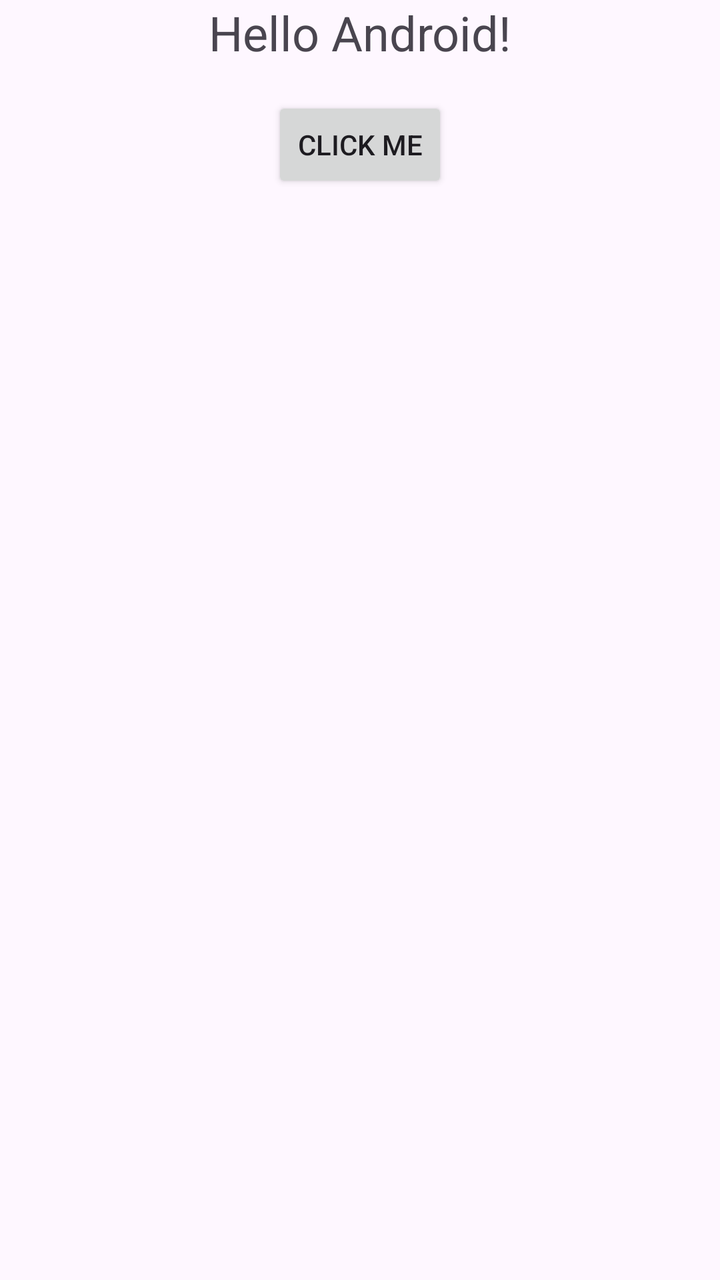
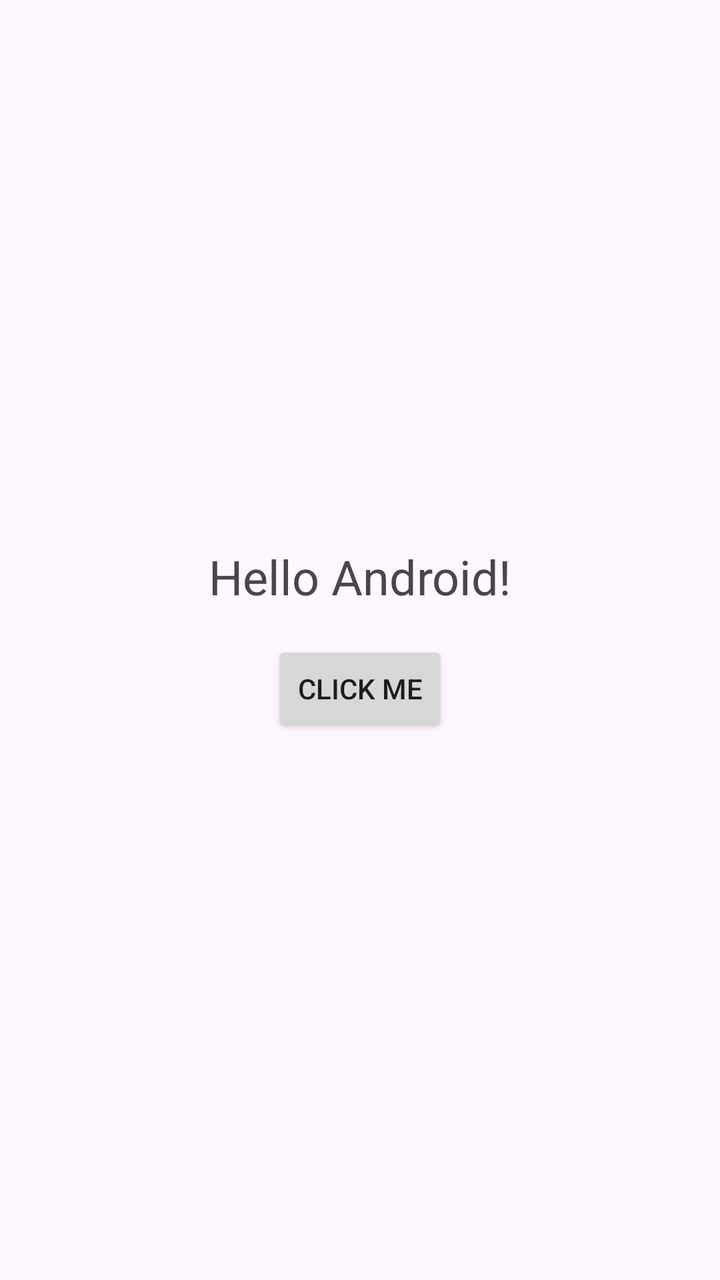

Before-and-after screenshots of an Android layout around one commit, followed by the original layout XML and the change that was made.
<!-- AndroidManifest.xml: application theme Theme.LabEx1 -->
<!-- res/layout/activity_main.xml -->
<?xml version="1.0" encoding="utf-8"?>
<androidx.constraintlayout.widget.ConstraintLayout xmlns:android="http://schemas.android.com/apk/res/android"
    xmlns:app="http://schemas.android.com/apk/res-auto"
    xmlns:tools="http://schemas.android.com/tools"
    android:id="@+id/main"
    android:layout_width="match_parent"
    android:layout_height="match_parent"
    tools:context=".MainActivity">

    <TextView
        android:id="@+id/textViewMessage"
        android:layout_width="wrap_content"
        android:layout_height="wrap_content"
        android:text="@string/hello_android"
        android:textSize="24sp"
        app:layout_constraintBottom_toTopOf="@id/buttonChangeText"
        app:layout_constraintEnd_toEndOf="parent"
        app:layout_constraintStart_toStartOf="parent"
        app:layout_constraintTop_toTopOf="parent" />

    <Button
        android:id="@+id/buttonChangeText"
        android:layout_width="wrap_content"
        android:layout_height="wrap_content"
        android:layout_marginTop="16dp"
        android:text="@string/click_me"
        app:layout_constraintEnd_toEndOf="parent"
        app:layout_constraintStart_toStartOf="parent"
        app:layout_constraintTop_toBottomOf="@id/textViewMessage" />

</androidx.constraintlayout.widget.ConstraintLayout>
<!-- resources referenced by this layout -->
<resources>
  <string name="click_me">Click Me</string>
  <string name="hello_android">Hello Android!</string>
  <style name="Theme.LabEx1" parent="Base.Theme.LabEx1" />
  <style name="Base.Theme.LabEx1" parent="Theme.Material3.DayNight.NoActionBar">
          
          
      </style>
</resources>

<!-- the commit's change to res/layout/activity_main.xml (unified diff, before → after) -->
@@ -16,7 +16,8 @@
         app:layout_constraintBottom_toTopOf="@id/buttonChangeText"
         app:layout_constraintEnd_toEndOf="parent"
         app:layout_constraintStart_toStartOf="parent"
-        app:layout_constraintTop_toTopOf="parent" />
+        app:layout_constraintTop_toTopOf="parent"
+        app:layout_constraintVertical_chainStyle="packed" />
 
     <Button
         android:id="@+id/buttonChangeText"
@@ -24,6 +25,7 @@
         android:layout_height="wrap_content"
         android:layout_marginTop="16dp"
         android:text="@string/click_me"
+        app:layout_constraintBottom_toBottomOf="parent"
         app:layout_constraintEnd_toEndOf="parent"
         app:layout_constraintStart_toStartOf="parent"
         app:layout_constraintTop_toBottomOf="@id/textViewMessage" />
